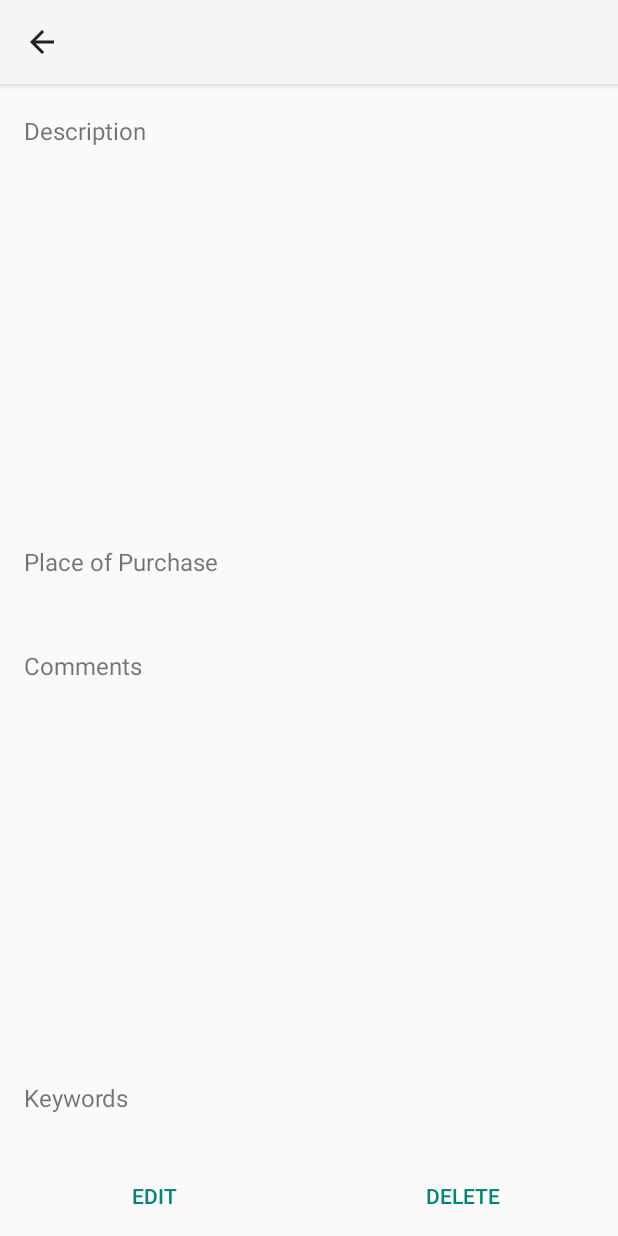
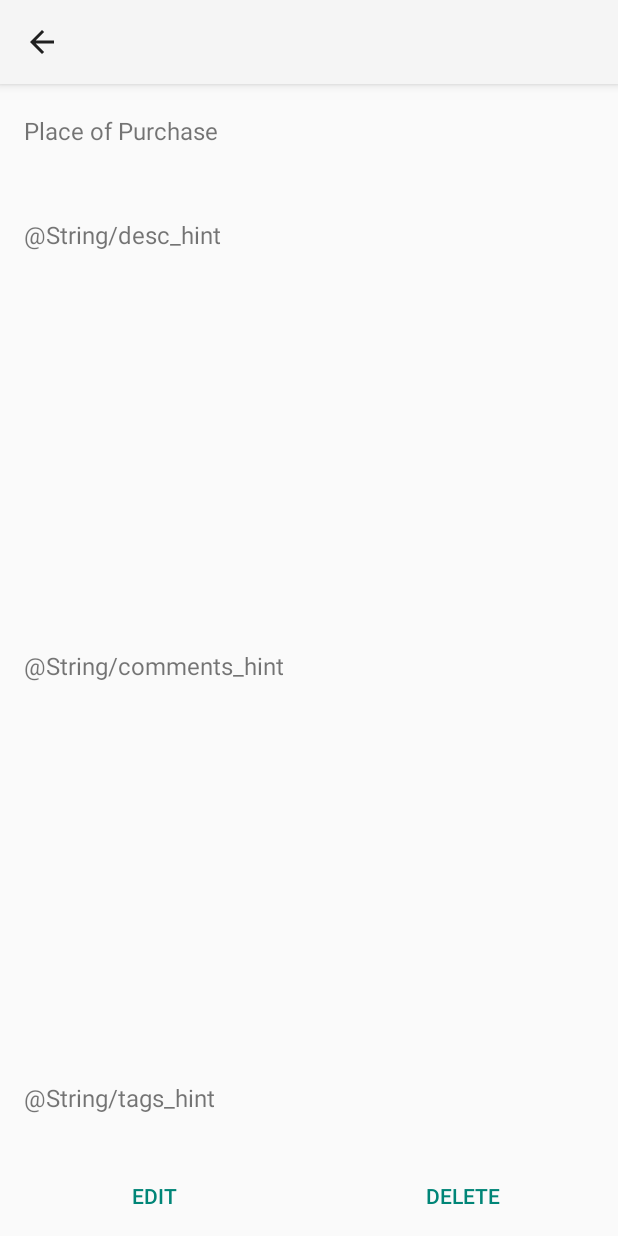
Before and after one commit to thomaspreece/CheeseRemember, an Android app: the PersonActivity screen opened directly, with no data from a screen before it, on a phone screen of 412 x 824 dp. Run offline under Robolectric (Android 15) with nearby library versions, the phone set to English and light mode, and no system bars; 5 statements that could not run were skipped.

Commit message:
chore: change to using @String

```diff
--- a/app/src/main/res/layout/activity_person.xml
+++ b/app/src/main/res/layout/activity_person.xml
@@ -15,6 +15,31 @@ xmlns:app="http://schemas.android.com/apk/res-auto"
         android:theme="@style/ThemeOverlay.AppCompat.ActionBar"
         app:popupTheme="@style/ThemeOverlay.AppCompat.Light"/>
 
+    <TextView
+        android:layout_width="wrap_content"
+        android:layout_height="wrap_content"
+        android:textAppearance="?android:attr/textAppearanceSmall"
+        android:paddingTop="20dp"
+        android:paddingLeft="@dimen/activity_horizontal_margin"
+        android:paddingRight="@dimen/activity_horizontal_margin"
+        android:text="@string/place_hint"
+        android:id="@+id/popTextStatic"
+        android:layout_below="@+id/description"
+        android:layout_alignParentStart="true"
+        android:textSize="16dp" />
+
+    <TextView
+        android:layout_width="wrap_content"
+        android:layout_height="wrap_content"
+        android:scrollbars = "vertical"
+        android:textIsSelectable="true"
+        android:text="New Text"
+        android:paddingLeft="@dimen/activity_horizontal_margin"
+        android:paddingRight="@dimen/activity_horizontal_margin"
+        android:id="@+id/placeOfPurchase"
+        android:layout_below="@+id/popTextStatic"
+        android:layout_alignParentStart="true"
+        android:textSize="20dp" />
 
     <TextView
         android:layout_width="wrap_content"
@@ -23,7 +48,7 @@ xmlns:app="http://schemas.android.com/apk/res-auto"
         android:paddingTop="20dp"
         android:paddingLeft="@dimen/activity_horizontal_margin"
         android:paddingRight="@dimen/activity_horizontal_margin"
-        android:text="Description"
+        android:text="@String/desc_hint"
         android:id="@+id/dTextStatic"
         android:layout_alignParentStart="true"
         android:textSize="16dp"
@@ -43,31 +68,6 @@ xmlns:app="http://schemas.android.com/apk/res-auto"
         android:layout_alignParentStart="true"
         android:textSize="20dp" />
 
-      <TextView
-          android:layout_width="wrap_content"
-          android:layout_height="wrap_content"
-          android:textAppearance="?android:attr/textAppearanceSmall"
-          android:paddingTop="20dp"
-          android:paddingLeft="@dimen/activity_horizontal_margin"
-          android:paddingRight="@dimen/activity_horizontal_margin"
-          android:text="Place of Purchase"
-          android:id="@+id/popTextStatic"
-          android:layout_below="@+id/description"
-          android:layout_alignParentStart="true"
-          android:textSize="16dp" />
-
-      <TextView
-          android:layout_width="wrap_content"
-          android:layout_height="wrap_content"
-          android:scrollbars = "vertical"
-          android:textIsSelectable="true"
-          android:text="New Text"
-          android:paddingLeft="@dimen/activity_horizontal_margin"
-          android:paddingRight="@dimen/activity_horizontal_margin"
-          android:id="@+id/placeOfPurchase"
-          android:layout_below="@+id/popTextStatic"
-          android:layout_alignParentStart="true"
-          android:textSize="20dp" />
 
     <TextView
         android:layout_width="wrap_content"
@@ -76,7 +76,7 @@ xmlns:app="http://schemas.android.com/apk/res-auto"
         android:paddingTop="20dp"
         android:paddingLeft="@dimen/activity_horizontal_margin"
         android:paddingRight="@dimen/activity_horizontal_margin"
-        android:text="Comments"
+        android:text="@String/comments_hint"
         android:id="@+id/iTextStatic"
         android:layout_below="@+id/placeOfPurchase"
         android:layout_alignParentStart="true"
@@ -103,7 +103,7 @@ xmlns:app="http://schemas.android.com/apk/res-auto"
         android:paddingTop="20dp"
         android:paddingLeft="@dimen/activity_horizontal_margin"
         android:paddingRight="@dimen/activity_horizontal_margin"
-        android:text="Keywords"
+        android:text="@String/tags_hint"
         android:id="@+id/kTextStatic"
         android:layout_below="@+id/interests"
         android:layout_alignParentStart="true"
```
Also changed, not shown: app/src/main/res/layout/activity_edit_person.xml (+5 -5 lines), app/src/main/res/layout/activity_main.xml (+12 -12 lines), app/src/main/res/layout/activity_new_person.xml (+5 -5 lines), app/src/main/res/values/strings.xml (+21 -8 lines).
